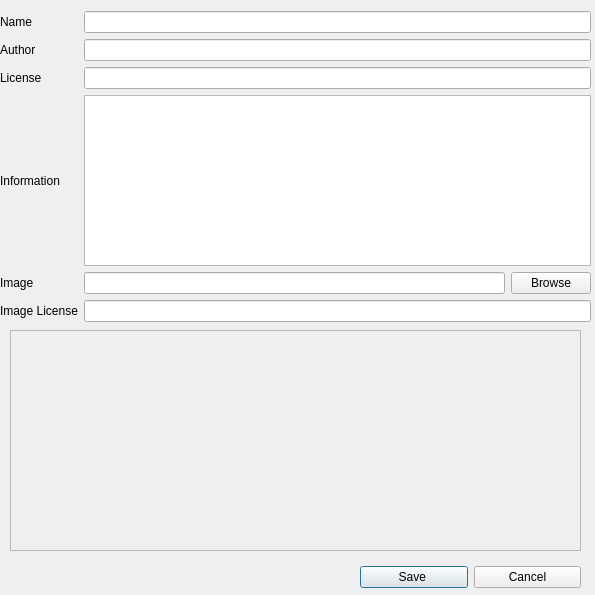
Qt form src/gui/src/SoundLibrary/SoundLibrarySaveDialog_UI.ui (hydrogen-music/hydrogen) before a commit.
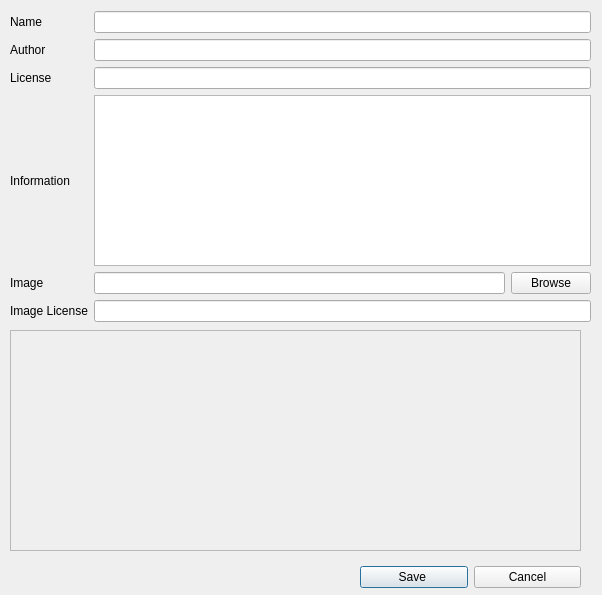
The same form after that commit.

Commit message: Added padding along left side of dialog

```diff
--- a/src/gui/src/SoundLibrary/SoundLibrarySaveDialog_UI.ui
+++ b/src/gui/src/SoundLibrary/SoundLibrarySaveDialog_UI.ui
@@ -6,7 +6,7 @@
    <rect>
     <x>0</x>
     <y>0</y>
-    <width>595</width>
+    <width>602</width>
     <height>595</height>
    </rect>
   </property>
@@ -101,12 +101,12 @@
     <set>Qt::AlignCenter</set>
    </property>
   </widget>
-  <widget class="QWidget" name="">
+  <widget class="QWidget" name="layoutWidget">
    <property name="geometry">
     <rect>
-     <x>0</x>
+     <x>10</x>
      <y>11</y>
-     <width>591</width>
+     <width>581</width>
      <height>311</height>
     </rect>
    </property>
```
